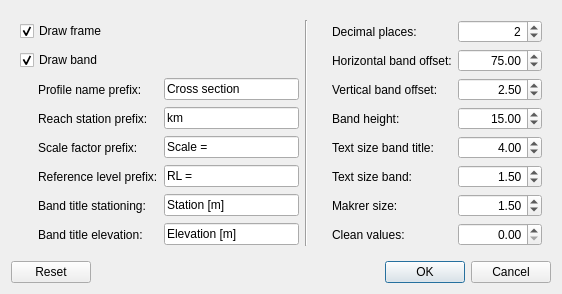
Old version of the form uiProfileSettings.ui in the repository rfleissner/ChEsher.
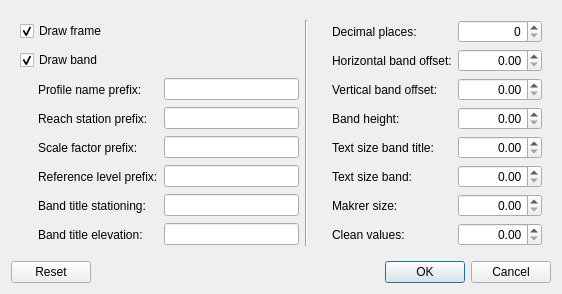
New version of the form.

Commit message: module profilesDXF

Diff of the .ui file:
```diff
--- a/uiProfileSettings.ui
+++ b/uiProfileSettings.ui
@@ -53,7 +53,7 @@
          <number>6</number>
         </property>
         <property name="value">
-         <number>2</number>
+         <number>0</number>
         </property>
        </widget>
       </item>
@@ -86,7 +86,7 @@
          <double>99999999.000000000000000</double>
         </property>
         <property name="value">
-         <double>75.000000000000000</double>
+         <double>0.000000000000000</double>
         </property>
        </widget>
       </item>
@@ -103,7 +103,7 @@
       <item row="2" column="1">
        <widget class="QLineEdit" name="lineEditInputProfileName">
         <property name="text">
-         <string>Cross section </string>
+         <string/>
         </property>
        </widget>
       </item>
@@ -126,7 +126,7 @@
          <double>99999999.000000000000000</double>
         </property>
         <property name="value">
-         <double>2.500000000000000</double>
+         <double>0.000000000000000</double>
         </property>
        </widget>
       </item>
@@ -143,7 +143,7 @@
       <item row="3" column="1">
        <widget class="QLineEdit" name="lineEditInputReachStation">
         <property name="text">
-         <string>km </string>
+         <string/>
         </property>
        </widget>
       </item>
@@ -166,7 +166,7 @@
          <double>99999999.000000000000000</double>
         </property>
         <property name="value">
-         <double>15.000000000000000</double>
+         <double>0.000000000000000</double>
         </property>
        </widget>
       </item>
@@ -183,7 +183,7 @@
       <item row="4" column="1">
        <widget class="QLineEdit" name="lineEditInputScaleFactor">
         <property name="text">
-         <string>Scale = </string>
+         <string/>
         </property>
        </widget>
       </item>
@@ -206,7 +206,7 @@
          <double>99999999.000000000000000</double>
         </property>
         <property name="value">
-         <double>4.000000000000000</double>
+         <double>0.000000000000000</double>
         </property>
        </widget>
       </item>
@@ -223,7 +223,7 @@
       <item row="5" column="1">
        <widget class="QLineEdit" name="lineEditInputReferenceLevel">
         <property name="text">
-         <string>RL = </string>
+         <string/>
         </property>
        </widget>
       </item>
@@ -246,7 +246,7 @@
          <double>99999999.000000000000000</double>
         </property>
         <property name="value">
-         <double>1.500000000000000</double>
+         <double>0.000000000000000</double>
         </property>
        </widget>
       </item>
@@ -263,7 +263,7 @@
       <item row="6" column="1">
        <widget class="QLineEdit" name="lineEditInputBandTitleStationing">
         <property name="text">
-         <string>Station [m]</string>
+         <string/>
         </property>
        </widget>
       </item>
@@ -286,7 +286,7 @@
          <double>99999999.000000000000000</double>
         </property>
         <property name="value">
-         <double>1.500000000000000</double>
+         <double>0.000000000000000</double>
         </property>
        </widget>
       </item>
@@ -303,7 +303,7 @@
       <item row="7" column="1">
        <widget class="QLineEdit" name="lineEditInputBandTitleElevation">
         <property name="text">
-         <string>Elevation [m]</string>
+         <string/>
         </property>
        </widget>
       </item>
```
Left out of the diff: 7 changed lines with no effect on the pictures. The commit also changes 8 other files.
